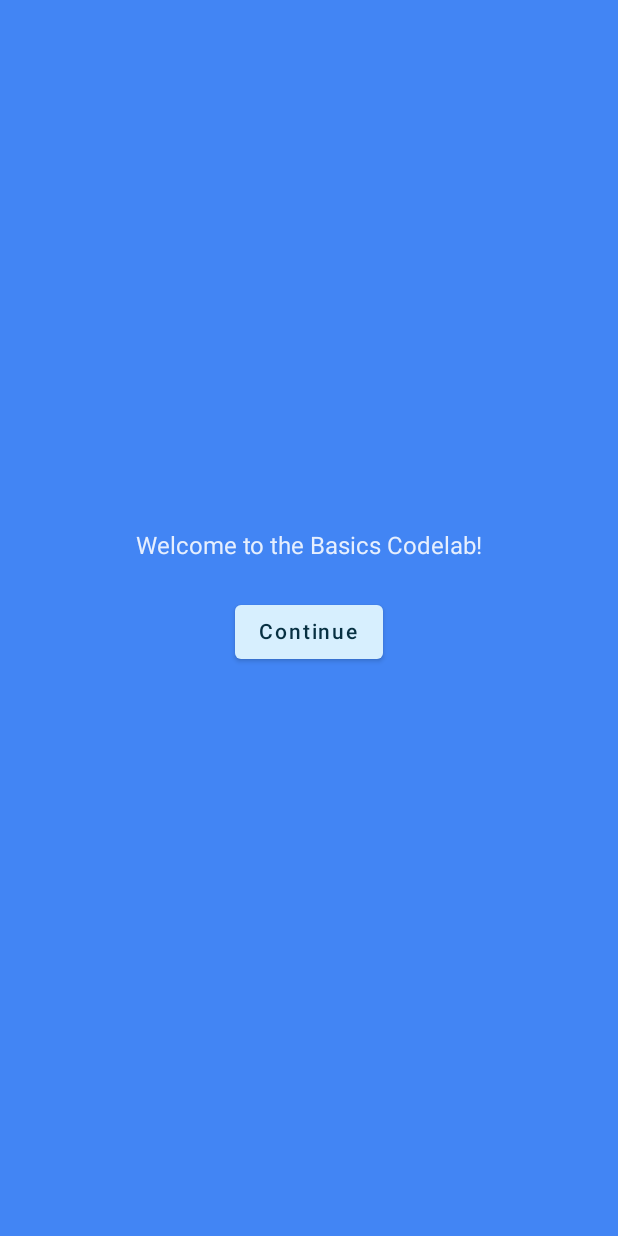
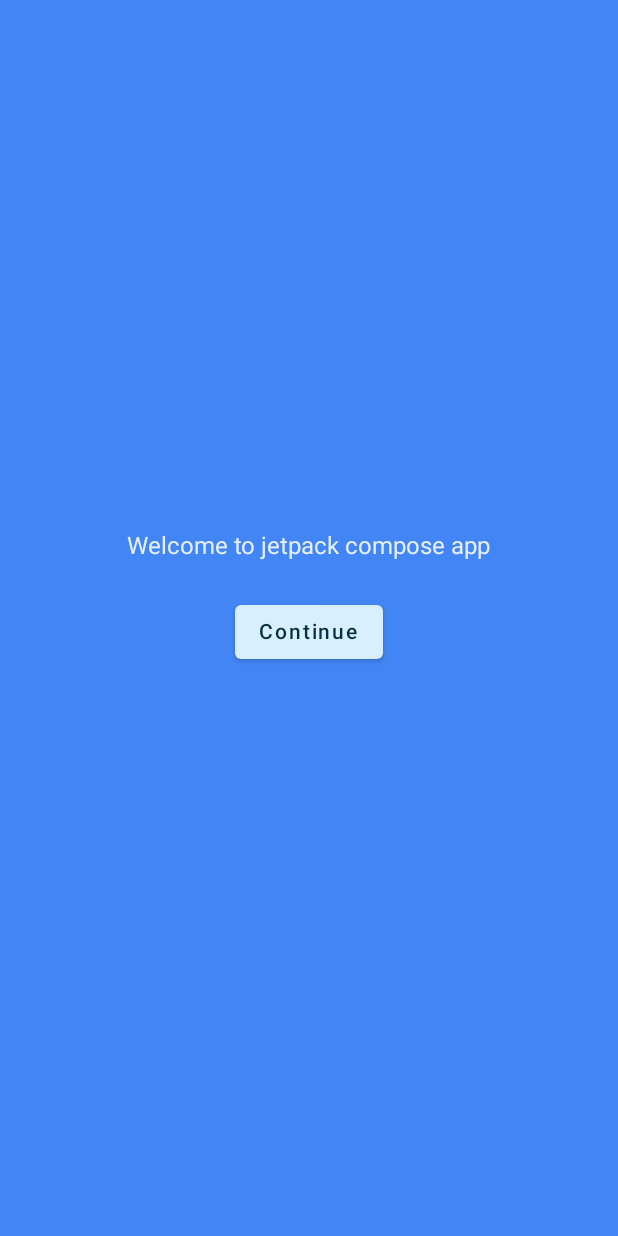
Before and after one commit to kamaal4/ComposeApp, an Android app built with Jetpack Compose: the screen it shows after launch (MainActivity), on a phone screen of 412 x 824 dp. Run offline under Robolectric (Android 15) with nearby library versions, the phone set to English and light mode, and no system bars; libraries missing offline, so code that uses them is left out: com.skydoves.landscapist.

```diff
--- a/app/src/main/java/com/example/composedemoapp/MainActivity.kt
+++ b/app/src/main/java/com/example/composedemoapp/MainActivity.kt
@@ -210,7 +210,7 @@ fun OnboardingScreen(onContinueClicked: () -> Unit) {
             verticalArrangement = Arrangement.Center,
             horizontalAlignment = Alignment.CenterHorizontally
         ) {
-            Text("Welcome to the Basics Codelab!")
+            Text("Welcome to jetpack compose app")
             Button(
                 modifier = Modifier.padding(vertical = 24.dp),
                 onClick = onContinueClicked
@@ -232,6 +232,8 @@ fun OnboardingPreview() {
 
 @Composable
 fun Splasher():Boolean {
+    var shouldShowSplasher by rememberSaveable { mutableStateOf(true) }
+    if (!shouldShowSplasher) return false
     val compositionResult : LottieCompositionResult = rememberLottieComposition(
         spec = LottieCompositionSpec.RawRes(R.raw.splash_animation)
     )
@@ -246,6 +248,7 @@ fun Splasher():Boolean {
         composition = compositionResult.value,
         progress = progress
     )
-    return progress != 1.0f
+    shouldShowSplasher = progress != 1.0f
+    return shouldShowSplasher
 
 }
```
